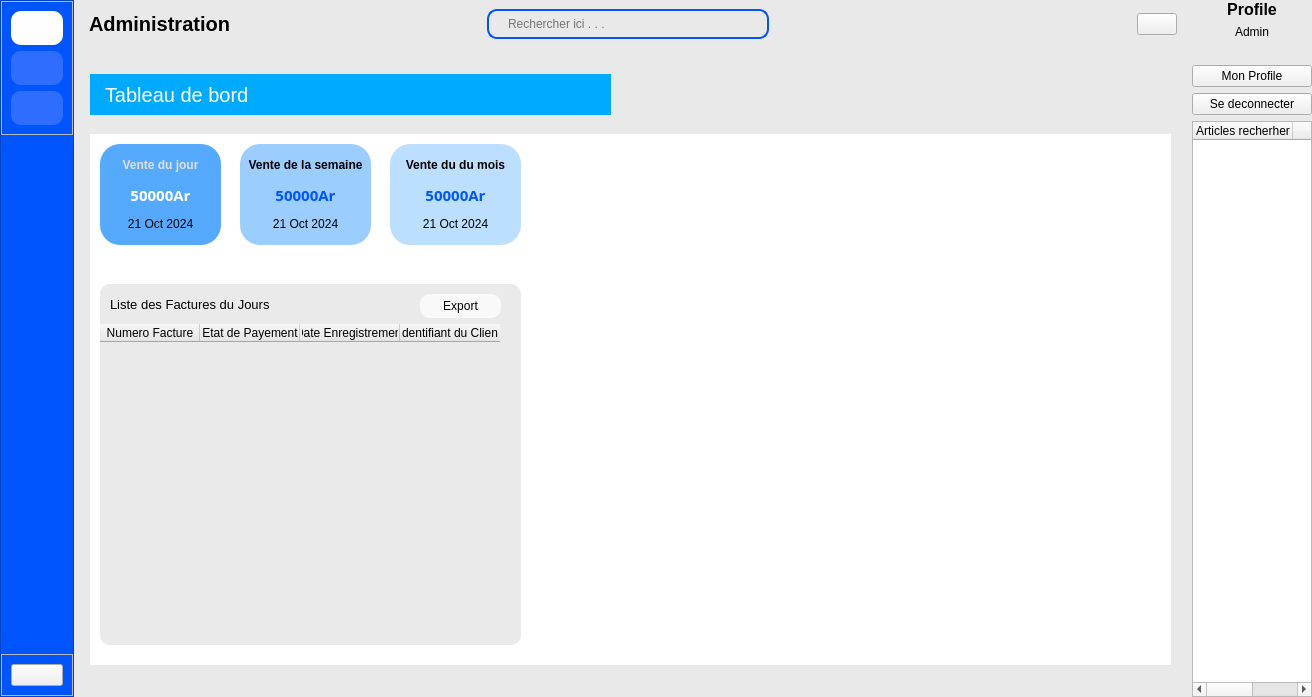
Above: views/auth/main_admin_window.ui from ninohantonio/Store-Management before the change. Below: the same form after it.
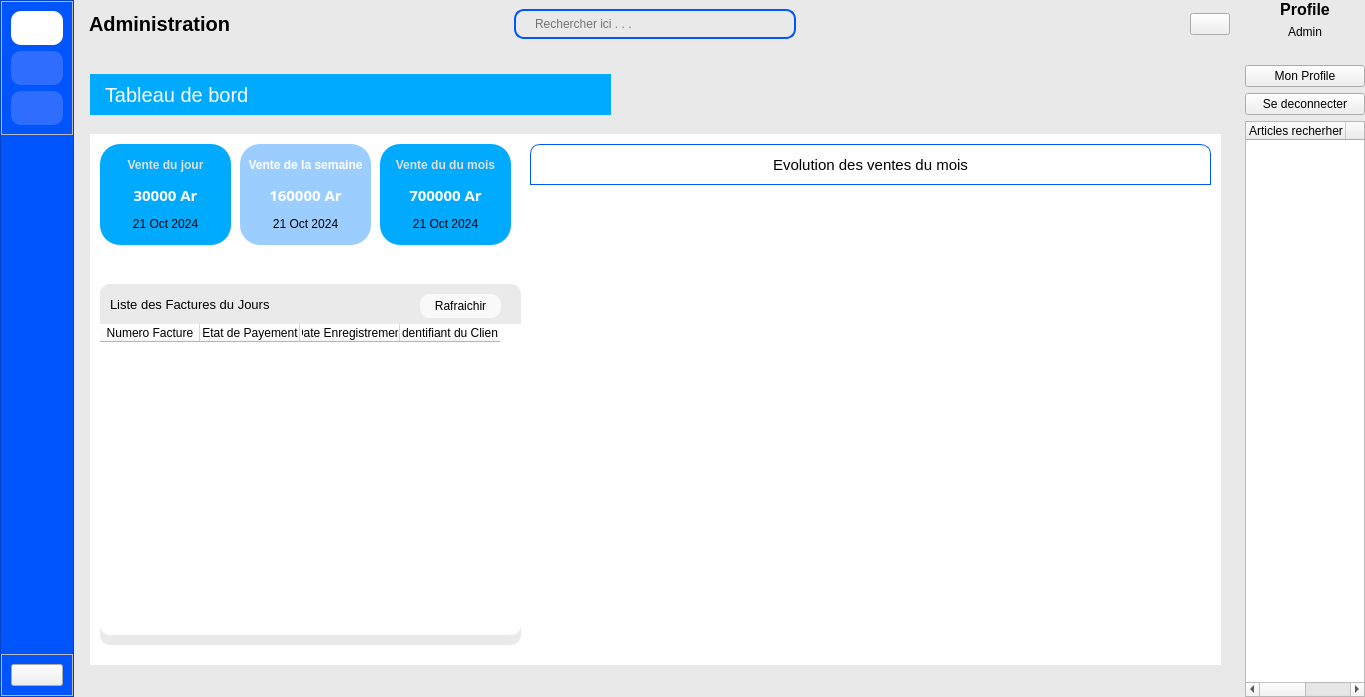
That is the form after the change. Icons and pictures are not drawn. Custom widgets are drawn as their Qt base class.

```diff
--- a/views/auth/main_admin_window.ui
+++ b/views/auth/main_admin_window.ui
@@ -6,7 +6,7 @@
    <rect>
     <x>0</x>
     <y>0</y>
-    <width>1312</width>
+    <width>1365</width>
     <height>697</height>
    </rect>
   </property>
@@ -1385,7 +1385,7 @@
                   <rect>
                    <x>10</x>
                    <y>80</y>
-                   <width>1081</width>
+                   <width>1131</width>
                    <height>531</height>
                   </rect>
                  </property>
@@ -1398,12 +1398,12 @@
                    <rect>
                     <x>10</x>
                     <y>10</y>
-                    <width>121</width>
+                    <width>131</width>
                     <height>101</height>
                    </rect>
                   </property>
                   <property name="styleSheet">
-                   <string notr="true">background-color: rgb(85, 170, 255);
+                   <string notr="true">background-color: rgb(0, 170, 255);
 border-radius: 20px;</string>
                   </property>
                   <property name="frameShape">
@@ -1446,7 +1446,7 @@
 background: transparent;</string>
                      </property>
                      <property name="text">
-                      <string>50000Ar</string>
+                      <string>30000 Ar</string>
                      </property>
                      <property name="alignment">
                       <set>Qt::AlignmentFlag::AlignCenter</set>
@@ -1496,7 +1496,8 @@
                       </font>
                      </property>
                      <property name="styleSheet">
-                      <string notr="true">background-color: transparent;</string>
+                      <string notr="true">background-color: transparent;
+color: white;</string>
                      </property>
                      <property name="text">
                       <string>Vente de la semaine</string>
@@ -1516,11 +1517,11 @@
                       </font>
                      </property>
                      <property name="styleSheet">
-                      <string notr="true">color: rgb(0, 85, 255);
+                      <string notr="true">color: #fefeff;
 background: transparent;</string>
                      </property>
                      <property name="text">
-                      <string>50000Ar</string>
+                      <string>160000 Ar</string>
                      </property>
                      <property name="alignment">
                       <set>Qt::AlignmentFlag::AlignCenter</set>
@@ -1545,14 +1546,14 @@
                  <widget class="QFrame" name="frame_26">
                   <property name="geometry">
                    <rect>
-                    <x>300</x>
+                    <x>290</x>
                     <y>10</y>
                     <width>131</width>
                     <height>101</height>
                    </rect>
                   </property>
                   <property name="styleSheet">
-                   <string notr="true">background-color:  rgba(85, 170, 255, 100);
+                   <string notr="true">background-color: rgb(0, 170, 255);
 border-radius: 20px;</string>
                   </property>
                   <property name="frameShape">
@@ -1570,7 +1571,8 @@
                       </font>
                      </property>
                      <property name="styleSheet">
-                      <string notr="true">background-color: transparent;</string>
+                      <string notr="true">background-color: transparent;
+color: #dedede;</string>
                      </property>
                      <property name="text">
                       <string>Vente du du mois</string>
@@ -1590,11 +1592,11 @@
                       </font>
                      </property>
                      <property name="styleSheet">
-                      <string notr="true">color: rgb(0, 85, 255);
+                      <string notr="true">color: #fefeff;
 background: transparent;</string>
                      </property>
                      <property name="text">
-                      <string>50000Ar</string>
+                      <string>700000 Ar</string>
                      </property>
                      <property name="alignment">
                       <set>Qt::AlignmentFlag::AlignCenter</set>
@@ -1672,7 +1674,7 @@
 background: rgb(249, 249, 249);</string>
                    </property>
                    <property name="text">
-                    <string>Export</string>
+                    <string>Rafraichir</string>
                    </property>
                   </widget>
                   <widget class="QTableWidget" name="tableWidget">
@@ -1684,6 +1686,9 @@
                      <height>311</height>
                     </rect>
                    </property>
+                   <property name="styleSheet">
+                    <string notr="true">background-color: white;</string>
+                   </property>
                    <property name="alternatingRowColors">
                     <bool>true</bool>
                    </property>
@@ -1713,13 +1718,39 @@
                   <property name="geometry">
                    <rect>
                     <x>440</x>
-                    <y>70</y>
-                    <width>621</width>
-                    <height>441</height>
+                    <y>50</y>
+                    <width>681</width>
+                    <height>461</height>
                    </rect>
                   </property>
                   <layout class="QVBoxLayout" name="chartContainer"/>
                  </widget>
+                 <widget class="QLabel" name="label_27">
+                  <property name="geometry">
+                   <rect>
+                    <x>440</x>
+                    <y>10</y>
+                    <width>681</width>
+                    <height>41</height>
+                   </rect>
+                  </property>
+                  <property name="font">
+                   <font>
+                    <pointsize>11</pointsize>
+                   </font>
+                  </property>
+                  <property name="styleSheet">
+                   <string notr="true">border: 1px solid rgb(0, 85, 255);
+border-top-left-radius: 10px;
+border-top-right-radius: 10px;</string>
+                  </property>
+                  <property name="text">
+                   <string>Evolution des ventes du mois</string>
+                  </property>
+                  <property name="alignment">
+                   <set>Qt::AlignmentFlag::AlignCenter</set>
+                  </property>
+                 </widget>
                 </widget>
                </widget>
                <widget class="QWidget" name="clientPage">
```
Left out of the diff: 8 changed lines with no effect on the pictures.
